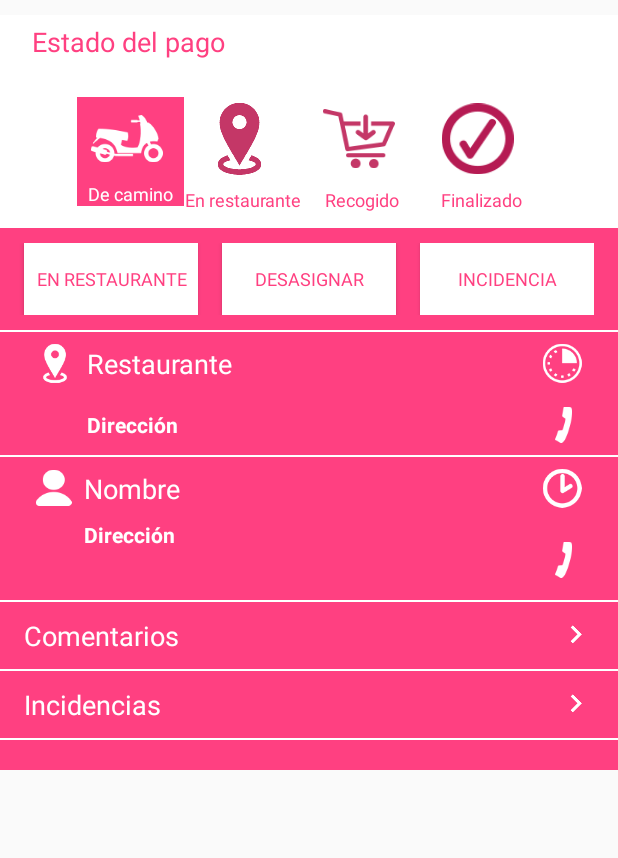
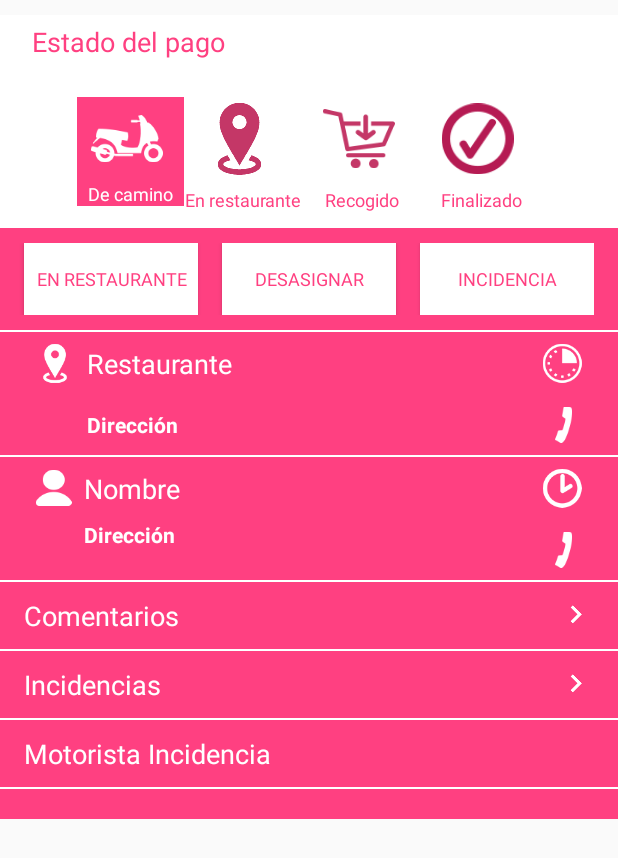
Before and after one commit to aebla84/DMS_test, an Android app: the layout detail_my_order_fragment.xml on its own in the app's theme, with its tools: preview values and no code run, on a phone screen of 412 x 824 dp. Shown: the top 858 px of the screen. Run offline under Robolectric (Android 15) with nearby library versions, the phone set to English and light mode, and no system bars.

Commit message:
Cambios Zas : Login :  Modificación de código para que no entre a la app un usuario con id=0; OrderAdapter :  -- Arreglo de la visualización correcta del "Pago en efectivo" . Se mostrará dependiendo del valor del método de pago.                             -- Cambio de visualización de la hora de cocina que se muestra en el detalle. Solo se mostrará si el estado del pedido es aceptado o en restaurante. Luego esa hora desaparecerá.  DetailMyOrderFragment : Añade el nombre del motorista en el cual se ha realizado la incidencia, también se añade una imagen para mostrar que el pedido lleva postre.  MyOrderFragment : recarga de la lista de pedidos siempre que se entra a ella.  Firebase  : Arreglo en el evento de creación de push.  Layout :  Modificación de los tiempos de cocina y visualización de los postres.

```diff
--- a/app/src/main/AndroidManifest.xml
+++ b/app/src/main/AndroidManifest.xml
@@ -25,6 +25,7 @@
         android:icon="@drawable/ic_logo_3"
         android:label="@string/app_name"
         android:supportsRtl="true"
+
         android:theme="@style/AppTheme">
         <activity
             android:name=".Activities.Splashscreen"
@@ -62,6 +63,11 @@
         <meta-data
             android:name="com.google.android.gms.version"
             android:value="@integer/google_play_services_version" />
+        <meta-data
+            android:name="com.google.firebase.messaging.default_notification_icon"
+            android:resource="@drawable/ic_logo_3" />
+        <meta-data android:name="com.google.firebase.messaging.default_notification_color"
+            android:resource="@color/colorAccent" />
 
     </application>
 
--- a/app/src/main/java/dms/deideas/zas/Activities/Login.java
+++ b/app/src/main/java/dms/deideas/zas/Activities/Login.java
@@ -164,12 +164,15 @@ public class Login extends Activity implements View.OnClickListener, AdapterView
 
                                             //Save idUser and Token in BBDD
                                             String refreshedToken = prefs.getString(Constants.PREFERENCES_REFRESH_TOKEN, Constants.STRING_0);
+                                            Integer int_idUser = prefs.getInt(Constants.PREFERENCES_USER_ID, 0);
                                             MyFirebaseInstanceIDService fb = new MyFirebaseInstanceIDService();
                                             if (refreshedToken == Constants.STRING_0) {
                                                 refreshedToken = fb.getToken(iduser);
                                                 editor.putString(Constants.PREFERENCES_REFRESH_TOKEN, refreshedToken);
                                                 editor.commit();
                                             } else if (!refreshedToken.isEmpty() && iduser > 0) {
+                                                editor.putInt(Constants.PREFERENCES_USER_ID,iduser);
+                                                editor.commit();
                                                 fb.sendRegistrationToServer(refreshedToken);
                                             }
 
--- a/app/src/main/res/layout/activity_card.xml
+++ b/app/src/main/res/layout/activity_card.xml
@@ -109,7 +109,6 @@
                 android:layout_height="wrap_content"
                 android:layout_alignParentRight="true"
                 android:layout_centerVertical="true"
-                android:text="20min"
                 android:visibility="visible"/>
 
         </RelativeLayout>
--- a/app/src/main/res/layout/detail_my_order_fragment.xml
+++ b/app/src/main/res/layout/detail_my_order_fragment.xml
@@ -590,7 +590,7 @@
 
             <RelativeLayout
                 android:layout_width="match_parent"
-                android:layout_height="53dp"
+                android:layout_height="wrap_content"
                 android:background="@color/colorAccent"
                 android:orientation="horizontal"
                 android:paddingLeft="@dimen/detail_paddingLeft"
@@ -659,13 +659,23 @@
                         android:layout_alignParentBottom="true" />
 
                     <ImageView
+                        tool:srcCompat="@drawable/ic_dessert"
+                        android:layout_width="wrap_content"
+                        android:layout_height="wrap_content"
+                        android:id="@+id/imgDrink2"
+                        android:layout_alignParentTop="true"
+                        android:layout_alignParentBottom="true"
+                        android:layout_toRightOf="@+id/imgDrink"
+                        android:layout_toEndOf="@+id/imgDrink" />
+
+                    <ImageView
                         android:layout_width="wrap_content"
                         android:layout_height="wrap_content"
                         tool:srcCompat="@drawable/ic_big3_40dp"
                         android:id="@+id/imgBigOrder"
                         android:layout_alignParentTop="true"
-                        android:layout_toRightOf="@+id/imgDrink"
-                        android:layout_toEndOf="@+id/imgDrink" />
+                        android:layout_toRightOf="@+id/imgDrink2"
+                        android:layout_toEndOf="@+id/imgDrink2" />
                 </RelativeLayout>
 
 
@@ -791,7 +801,47 @@
                 android:background="@color/white"
                 android:orientation="horizontal"
                 android:paddingBottom="@dimen/card_paddingBottom" />
+            <RelativeLayout
+                android:id="@+id/relLay_dtorder_problems2"
+                android:layout_width="match_parent"
+                android:layout_height="wrap_content"
+                android:background="@color/colorAccent"
+                android:orientation="vertical"
+                android:longClickable="true">
 
+
+                <TextView
+                    android:id="@+id/incident_moto_text"
+                    style="@style/secondTitleAvenirFont"
+                    android:layout_width="wrap_content"
+                    android:layout_height="wrap_content"
+                    android:layout_alignParentTop="false"
+                    android:paddingBottom="@dimen/detail_paddingBottom"
+                    android:paddingRight="@dimen/detail_paddingRight"
+                    android:paddingTop="@dimen/detail_paddingTop"
+                    android:paddingLeft="@dimen/detail_paddingLeft"
+                    android:text="@string/customer_incident_motodriver" />
+
+                <TextView
+                    style="@style/secondTitleAvenirFont"
+                    android:id="@+id/incident_moto_name"
+                    android:layout_width="wrap_content"
+                    android:layout_height="wrap_content"
+                    android:layout_toRightOf="@+id/incident_moto_text"
+                    android:paddingBottom="@dimen/detail_paddingBottom"
+                    android:paddingRight="@dimen/detail_paddingRight"
+                    android:paddingTop="@dimen/detail_paddingTop" />
+
+
+
+            </RelativeLayout>
+            <RelativeLayout
+                android:id="@+id/blockExtra3_2"
+                android:layout_width="match_parent"
+                android:layout_height="1dp"
+                android:background="@color/white"
+                android:orientation="horizontal"
+                android:paddingBottom="@dimen/card_paddingBottom" />
             <RelativeLayout
                 android:id="@+id/blockExtra4"
                 android:layout_width="match_parent"
--- a/app/src/main/res/values/strings.xml
+++ b/app/src/main/res/values/strings.xml
@@ -74,6 +74,7 @@
     <string name="state_of_payment">Estado del pago</string>
     <string name="customer_observation">Comentarios </string>
     <string name="customer_incident">Incidencias</string>
+    <string name="customer_incident_motodriver">Motorista Incidencia</string>
     <string name="comment_motodriver">COMENTARIOS REPARTIDOR:</string>
     <string name="btn_accept">Aceptar</string>
     <string name="btn_cancel">Cancelar</string>
```
Also changed, not shown: app/src/main/java/dms/deideas/zas/Adapters/OrderAdapter.java (+30 -4 lines), app/src/main/java/dms/deideas/zas/Fragments/DetailMyOrderFragment.java (+25 -13 lines), app/src/main/java/dms/deideas/zas/Fragments/MyOrdersFragment.java (+33 -38 lines), app/src/main/java/dms/deideas/zas/Model/Order.java (+42 -1 lines), app/src/main/java/dms/deideas/zas/Model/Payment.java (+11 -0 lines), app/src/main/java/dms/deideas/zas/Push/MyFirebaseInstanceIDService.java (+11 -3 lines), app/src/main/java/dms/deideas/zas/Push/MyFirebaseMessagingService.java (+10 -6 lines), app/src/main/java/dms/deideas/zas/Services/Retrofit/RetrofitDelegateHelper.java (+10 -5 lines).
